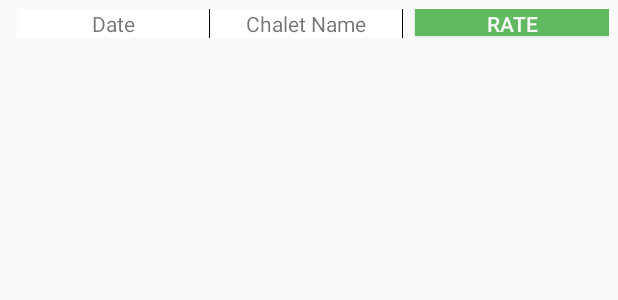
After one commit to Almortah/Almortah3, an Android app: the layout my_reservation_item.xml on its own in the app's theme, with its tools: preview values and no code run, on a phone screen of 412 x 824 dp. The commit adds this screen. Shown: the top 300 px of the screen. Run offline under Robolectric (Android 15) with nearby library versions, the phone set to English and light mode, and no system bars.

Commit message:
AlMortah v1.4

```diff
--- a/app/src/main/java/com/almortah/almortah/ChaletInfoCustomer.java
+++ b/app/src/main/java/com/almortah/almortah/ChaletInfoCustomer.java
@@ -149,6 +149,7 @@ public class ChaletInfoCustomer extends AppCompatActivity {
                 toBooking.putExtra("chaletNb",chaletNb);
                 toBooking.putExtra("normalPrice",normalPrice);
                 toBooking.putExtra("weekendPrice",weekendPrice);
+                toBooking.putExtra("name",name);
                 startActivity(toBooking);
 
 
--- a/app/src/main/java/com/almortah/almortah/ChaletListActivity.java
+++ b/app/src/main/java/com/almortah/almortah/ChaletListActivity.java
@@ -90,6 +90,9 @@ public class ChaletListActivity extends AppCompatActivity {
             case R.id.register:
                 startActivity(new Intent(this,Signup.class));
                 return true;
+            case R.id.history:
+                startActivity(new Intent(this,MyReservation.class));
+                return true;
             default:
                 return super.onOptionsItemSelected(item);
         }
--- a/app/src/main/java/com/almortah/almortah/ConfirmBooking.java
+++ b/app/src/main/java/com/almortah/almortah/ConfirmBooking.java
@@ -37,6 +37,7 @@ public class ConfirmBooking extends AppCompatActivity {
     private TimePicker inTime;
     private String price;
     private String payment;
+    private String name;
 
     @Override
     protected void onCreate(Bundle savedInstanceState) {
@@ -48,6 +49,7 @@ public class ConfirmBooking extends AppCompatActivity {
         chaletNb = info.getString("chaletNb");
         finalDates = info.getString("finalDates");
         price = info.getString("price");
+        name = info.getString("name");
 
         inTime = (TimePicker) findViewById(R.id.checkin);
         upDate = finalDates+","+date;
@@ -84,6 +86,7 @@ public class ConfirmBooking extends AppCompatActivity {
                 map.put("check-out","2:00");
                 map.put("payment",payment);
                 map.put("price",price);
+                map.put("chaletName",name);
                 mDatabase.child("reservation").push().setValue(map).addOnCompleteListener(new OnCompleteListener<Void>() {
                     @Override
                     public void onComplete(@NonNull Task<Void> task) {
--- /dev/null
+++ b/app/src/main/res/layout/my_reservation_item.xml
@@ -0,0 +1,39 @@
+<?xml version="1.0" encoding="utf-8"?>
+<LinearLayout
+    xmlns:android="http://schemas.android.com/apk/res/android"
+    android:layout_width="match_parent"
+    android:layout_height="match_parent"
+    android:orientation="horizontal"
+    android:weightSum="3"
+    android:padding="6dp"
+    >
+    <TextView
+        android:id="@+id/date"
+        android:layout_width="0dp"
+        android:layout_height="wrap_content"
+        android:layout_weight="1"
+        android:gravity="center"
+        android:background="@drawable/table_cell_bg"
+        android:text="Date"
+        android:layout_marginLeft="5dp"/>
+    <TextView
+        android:id="@+id/chaletName"
+        android:layout_width="0dp"
+        android:layout_height="wrap_content"
+        android:text="Chalet Name"
+        android:gravity="center"
+        android:background="@drawable/table_cell_bg"
+        android:layout_weight="1"/>
+    <Button
+        android:id="@+id/control"
+        android:layout_width="0dp"
+        android:layout_height="18dp"
+        android:text="Rate"
+        android:gravity="center"
+        android:layout_gravity="center_horizontal"
+        android:layout_weight="1"
+        android:textColor="@color/colorWhite"
+        android:background="@color/colorGreen"
+        android:layout_marginLeft="8dp"/>
+
+</LinearLayout>
--- a/app/src/main/res/menu/customer_menu.xml
+++ b/app/src/main/res/menu/customer_menu.xml
@@ -8,4 +8,7 @@
     <item
         android:id="@+id/logout"
         android:title="@string/logout" />
+    <item
+        android:id="@+id/history"
+        android:title="@string/history" />
 </menu>
--- a/app/src/main/res/values/strings.xml
+++ b/app/src/main/res/values/strings.xml
@@ -45,6 +45,7 @@
     <string name="cash">Pay cash</string>
     <string name="visa">Pay by credit card</string>
     <string name="confirm">Confirm reservation</string>
+    <string name="history">My reservation history</string>
 
 
     <!-- Strange strings!! -->
```
Also changed, not shown: app/src/main/java/com/almortah/almortah/BookingAChalet.java (+10 -7 lines), app/src/main/java/com/almortah/almortah/MyChaletsAdapter.java (+0 -9 lines), app/src/main/java/com/almortah/almortah/MyReservation.java (+42 -1 lines), app/src/main/java/com/almortah/almortah/MyReservationAdapter.java (added, +63 -0 lines), app/src/main/java/com/almortah/almortah/Reservation.java (added, +68 -0 lines), app/src/main/res/layout/activity_my_reservation.xml (+57 -5 lines).
